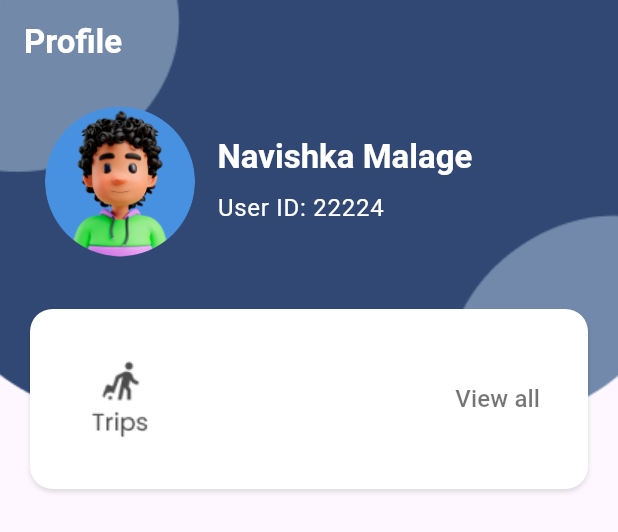
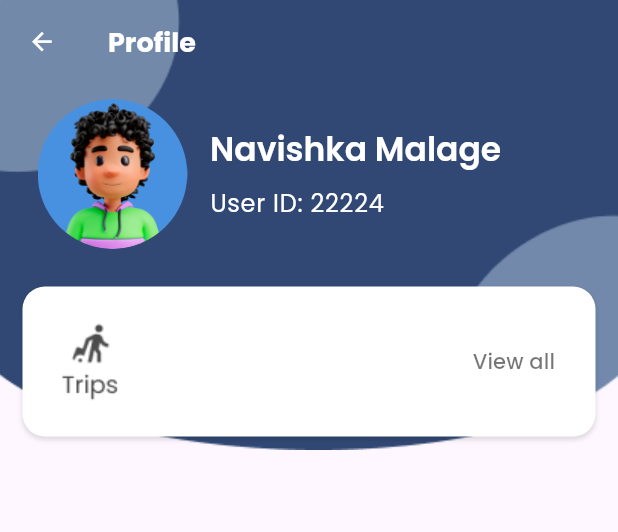
Before and after one commit to YashasHewage/TripWallet, a Flutter app: the ProfileHeader widget shown alone on an empty page, opened directly, on a phone screen of 412 x 824 dp. Shown: the top 532 px of the screen. Run offline on Flutter 3.47's test engine with Material 3 defaults, Android fonts, the phone set to English and light mode, and no system bars; our stand-ins replace cloud_firestore, firebase_auth, firebase_core, fl_chart, google_fonts; accounts and stored records are empty.

Commit message:
Updated Profile

```diff
--- a/app/lib/widgets/settingsWidgets/profile_header.dart
+++ b/app/lib/widgets/settingsWidgets/profile_header.dart
@@ -1,5 +1,6 @@
 import 'package:flutter/material.dart';
 import 'package:app/widgets/settingsWidgets/defult.dart';
+import 'package:google_fonts/google_fonts.dart';
 
 class ProfileHeader extends StatelessWidget {
   const ProfileHeader({
@@ -23,27 +24,41 @@ class ProfileHeader extends StatelessWidget {
           children: [
             Center(
               child: AppBar(
-                title: const Text('Profile'),
+                leading: Transform.scale(
+                  scale: 0.8,
+                  child: const BackButton(
+                    color: Color.fromARGB(255, 255, 255, 255), // Change this to your desired color
+                  ),
+                ),
+                title:  Text(
+                  'Profile',
+                  style: GoogleFonts.poppins(),
+                ),
                 elevation: 0,
                 backgroundColor: Colors.transparent,
                 titleTextStyle:
-                    Theme.of(context).textTheme.titleLarge?.copyWith(
+                    GoogleFonts.poppins(
                       color: Colors.white,
                       fontWeight: FontWeight.bold,
+                      fontSize: 18,
                     ),
               ),
             ),
             const _UserData(),
             Container(
-
-              height: 120,
-              margin: const EdgeInsets.all(20),
-              padding: const EdgeInsets.all(20),
+              height: 100,
+              margin: const EdgeInsets.all(15),
+              padding: const EdgeInsets.all(15),
               decoration: BoxDecoration(
                 color: Colors.white,
                 borderRadius: AppDefaults.borderRadius,
                 boxShadow: AppDefaults.boxShadow,
               ),
+              child: GestureDetector(
+                onTap: () {
+                  print("Row tapped!");
+                  // Add your onTap functionality here
+                },
                 child: Row(
                   mainAxisAlignment: MainAxisAlignment.spaceBetween,
                   crossAxisAlignment: CrossAxisAlignment.center,
@@ -51,27 +66,30 @@ class ProfileHeader extends StatelessWidget {
                     Column(
                       crossAxisAlignment: CrossAxisAlignment.start,
                       children: [
-                      Image.asset(
-
-                        'assets/Group2.png', // Replace with the path to your icon
-                        width: 80, // Adjust as needed
-                        height: 80, // Adjust as needed
+                        Container(
+                          margin: const EdgeInsets.only(top: 5),
+                          child: Image.asset(
+                            'assets/Group2.png',
+                            width: 60,
+                            height: 60,
+                          ),
                         ),
                       ],
                     ),
                     TextButton(
                       onPressed: () {
-                      // Navigate to a different page
+                      Navigator.pushNamed(context, '/addtrip');
                       },
-                    child: const Text(
+                      child: Text(
                         'View all',
-                      style: TextStyle(
-                        fontSize: 16, // Adjust as needed
-                        color: Colors.black54, // Adjust as needed
+                        style: GoogleFonts.poppins(
+                          fontSize: 14,
+                          color: Colors.black54,
                         ),
                       ),
                     ),
                   ],
+                ),
               ),
             ),
             //const ProfileHeaderOptions()
@@ -90,7 +108,7 @@ class _UserData extends StatelessWidget {
   @override
   Widget build(BuildContext context) {
     return Padding(
-      padding: const EdgeInsets.all(AppDefaults.padding),
+      padding: const EdgeInsets.all(10),
       child: Row(
         children: [
           const SizedBox(width: AppDefaults.padding),
@@ -110,16 +128,22 @@ class _UserData extends StatelessWidget {
             children: [
               Text(
                 'Navishka Malage',
-                style: Theme.of(context).textTheme.titleLarge?.copyWith(
-                    fontWeight: FontWeight.bold, color: Colors.white),
+                style: GoogleFonts.poppins(
+                  textStyle: Theme.of(context).textTheme.titleLarge?.copyWith(
+                        fontWeight: FontWeight.w600,
+                        color: Colors.white,
                       ),
-              const SizedBox(height: 8),
+                ),
+              ),
+              const SizedBox(height: 10),
               Text(
                 'User ID: 22224',
-                style: Theme.of(context)
+                style: GoogleFonts.poppins(
+                  textStyle: Theme.of(context)
                       .textTheme
                       .bodyLarge
                       ?.copyWith(color: Colors.white),
+                ),
               ),
             ],
           ),
```
Also changed, not shown: app/lib/pages/profilepage.dart (+13 -13 lines), app/lib/widgets/settingsWidgets/profileMenuOptions.dart (+16 -14 lines). Lines whose indentation alone changed are shown as unchanged.
